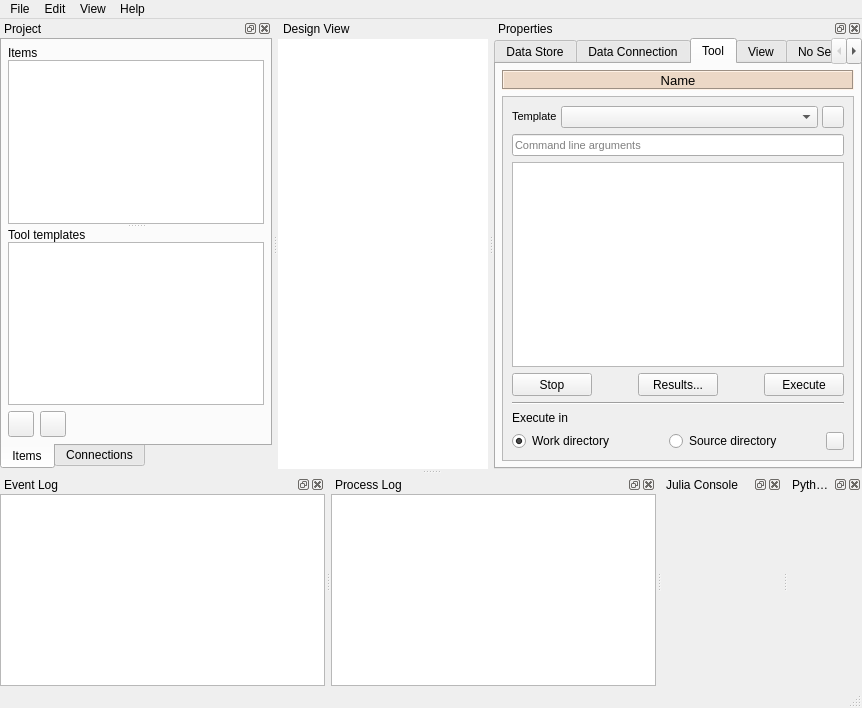
First picture: the form in spinetoolbox/ui/mainwindow.ui, repository spine-tools/Spine-Toolbox, before the edit.
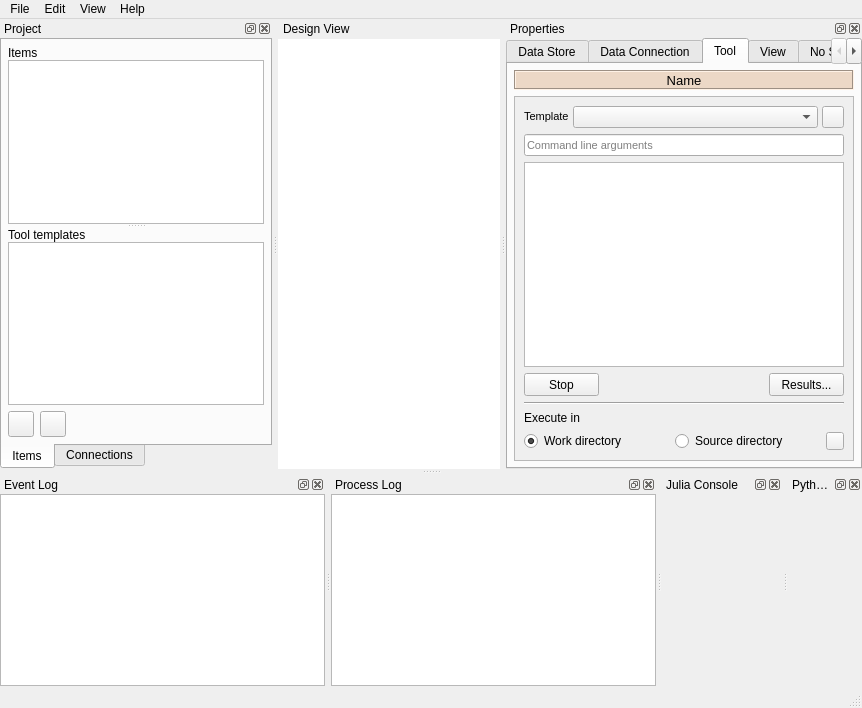
Second picture: the form after the edit. The open tabs and pages were chosen to show the change. Icons and pictures are not drawn. Custom widgets are drawn as their Qt base class.

Commit message: Removed 'Execute' button from Tool Properties

Patch:
```diff
--- a/spinetoolbox/ui/mainwindow.ui
+++ b/spinetoolbox/ui/mainwindow.ui
@@ -1844,7 +1844,7 @@
                  </property>
                  <property name="maximumSize">
                   <size>
-                   <width>16777215</width>
+                   <width>75</width>
                    <height>23</height>
                   </size>
                  </property>
@@ -1888,7 +1888,7 @@
                  </property>
                  <property name="maximumSize">
                   <size>
-                   <width>16777215</width>
+                   <width>75</width>
                    <height>23</height>
                   </size>
                  </property>
@@ -1900,47 +1900,6 @@
                  </property>
                 </widget>
                </item>
-               <item>
-                <spacer name="horizontalSpacer_7">
-                 <property name="orientation">
-                  <enum>Qt::Horizontal</enum>
-                 </property>
-                 <property name="sizeHint" stdset="0">
-                  <size>
-                   <width>40</width>
-                   <height>20</height>
-                  </size>
-                 </property>
-                </spacer>
-               </item>
-               <item>
-                <widget class="QPushButton" name="pushButton_tool_execute">
-                 <property name="sizePolicy">
-                  <sizepolicy hsizetype="MinimumExpanding" vsizetype="Fixed">
-                   <horstretch>0</horstretch>
-                   <verstretch>0</verstretch>
-                  </sizepolicy>
-                 </property>
-                 <property name="minimumSize">
-                  <size>
-                   <width>75</width>
-                   <height>23</height>
-                  </size>
-                 </property>
-                 <property name="maximumSize">
-                  <size>
-                   <width>16777215</width>
-                   <height>23</height>
-                  </size>
-                 </property>
-                 <property name="toolTip">
-                  <string>&lt;html&gt;&lt;head/&gt;&lt;body&gt;&lt;p&gt;Execute tool&lt;/p&gt;&lt;/body&gt;&lt;/html&gt;</string>
-                 </property>
-                 <property name="text">
-                  <string>Execute</string>
-                 </property>
-                </widget>
-               </item>
               </layout>
              </item>
              <item>
```
Left out of the diff: 9 changed lines with no effect on the pictures. The commit also changes 5 other files.
